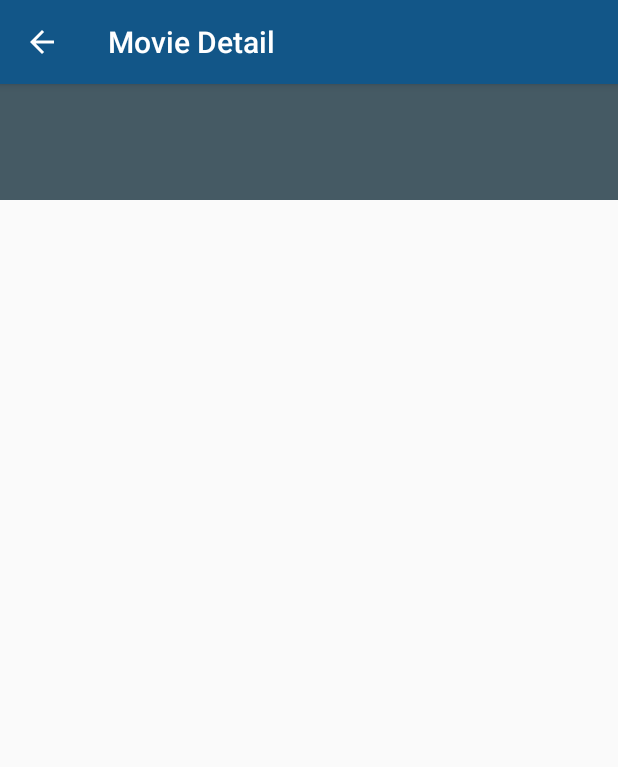
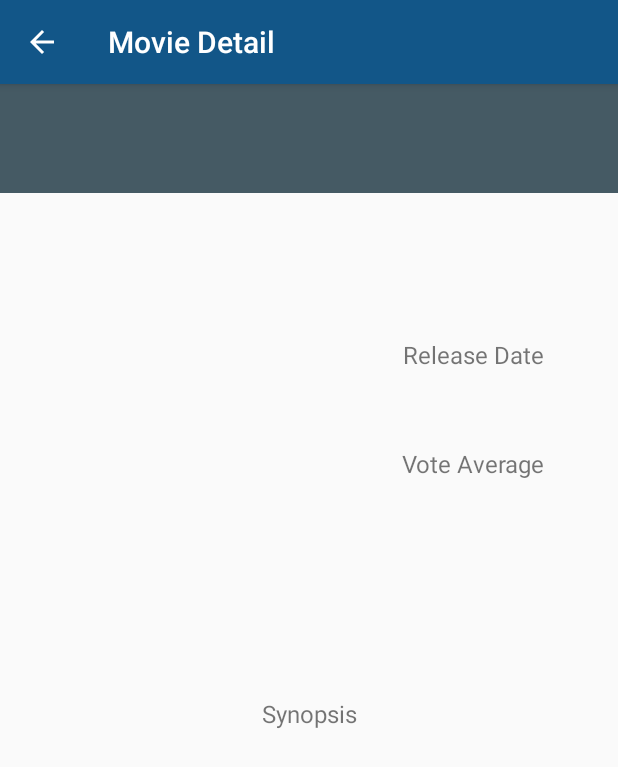
Before and after one commit to ironbit-android/popular-movies, an Android app: the MovieActivity screen opened directly, with no data from a screen before it, on a phone screen of 412 x 824 dp. Shown: the top 767 px of the screen. Run offline under Robolectric (Android 15) with nearby library versions, the phone set to English and light mode, and no system bars; our stand-ins replace Picasso; pictures from the network do not load; 6 statements that could not run were skipped.

Commit message:
feat: Improve portrait MovieActivity
Add field names and change image size

Card: TK14

```diff
--- a/app/src/main/res/layout/activity_movie.xml
+++ b/app/src/main/res/layout/activity_movie.xml
@@ -19,7 +19,7 @@
             android:gravity="center"
             android:padding="16dp"
             android:textColor="@color/blue_grey_050"
-            android:textSize="34sp"
+            android:textSize="30sp"
             tools:text="Interstellar" />
 
         <LinearLayout
@@ -45,29 +45,36 @@
                 android:padding="16dp">
 
                 <TextView
+                    android:layout_width="match_parent"
+                    android:layout_height="wrap_content"
+                    android:gravity="center"
+                    android:paddingBottom="2dp"
+                    android:text="@string/movie_activity_release_date"
+                    android:textSize="16sp" />
+
+                <TextView
                     android:id="@+id/movie_date"
                     android:layout_width="match_parent"
                     android:layout_height="wrap_content"
                     android:gravity="center"
-                    android:padding="8dp"
+                    android:paddingBottom="8dp"
                     android:textSize="24sp"
                     tools:text="2016" />
 
-                <!--
                 <TextView
-                    android:id="@+id/movie_duration"
                     android:layout_width="match_parent"
                     android:layout_height="wrap_content"
                     android:gravity="center"
-                    tools:text="1h 56min"/>
-                -->
+                    android:paddingBottom="2dp"
+                    android:paddingTop="8dp"
+                    android:text="@string/movie_activity_vote_average"
+                    android:textSize="16sp" />
 
                 <TextView
                     android:id="@+id/movie_rating"
                     android:layout_width="match_parent"
                     android:layout_height="wrap_content"
                     android:gravity="center"
-                    android:padding="8dp"
                     android:textSize="22sp"
                     tools:text="8.0" />
 
@@ -79,17 +86,25 @@
             android:layout_width="match_parent"
             android:layout_height="wrap_content"
             android:orientation="vertical"
-            android:weightSum="1">
+            android:padding="16dp">
+
+            <TextView
+                android:layout_width="match_parent"
+                android:layout_height="wrap_content"
+                android:gravity="center"
+                android:paddingBottom="2dp"
+                android:text="@string/movie_activity_movie_synopsis"
+                android:textSize="16sp" />
 
             <TextView
                 android:id="@+id/movie_synopsis"
                 android:layout_width="match_parent"
                 android:layout_height="wrap_content"
-                android:layout_weight="1.32"
                 android:gravity="center"
-                android:padding="16dp"
+                android:paddingLeft="16dp"
+                android:paddingRight="16dp"
                 android:textSize="20sp"
-                tools:text="Synopsis" />
+                tools:text="@string/movie_activity_synopsis_sample" />
 
         </LinearLayout>
 
--- a/app/src/main/res/values/dimen.xml
+++ b/app/src/main/res/values/dimen.xml
@@ -1,5 +1,5 @@
 <?xml version="1.0" encoding="utf-8"?>
 <resources>
-    <dimen name="movie_poster_width">200dp</dimen>
-    <dimen name="movie_poster_height">300dp</dimen>
+    <dimen name="movie_poster_width">220dp</dimen>
+    <dimen name="movie_poster_height">320dp</dimen>
 </resources>
--- a/app/src/main/res/values/strings.xml
+++ b/app/src/main/res/values/strings.xml
@@ -19,4 +19,13 @@
 
     <!-- Action Bar | label of icon 'search action toprated' -->
     <string name="menu_action_search_toprated">Top Rated</string>
+
+    <!-- Movie Activity -->
+    <string name="movie_activity_release_date">Release Date</string>
+
+    <string name="movie_activity_vote_average">Vote Average</string>
+
+    <string name="movie_activity_movie_synopsis">Synopsis</string>
+
+    <string name="movie_activity_synopsis_sample">An apocalyptic story set in the furthest reaches of our planet, in a stark desert landscape where humanity is broken, and most everyone is crazed fighting for the necessities of life. Within this world exist two rebels on the run who just might be able to restore order. There\'s Max, a man of action and a man of few words, who seeks peace of mind following the loss of his wife and child in the aftermath of the chaos. And Furiosa, a woman of action and a woman who believes her path to survival may be achieved if she can make it across the desert back to her childhood homeland</string>
 </resources>
```
